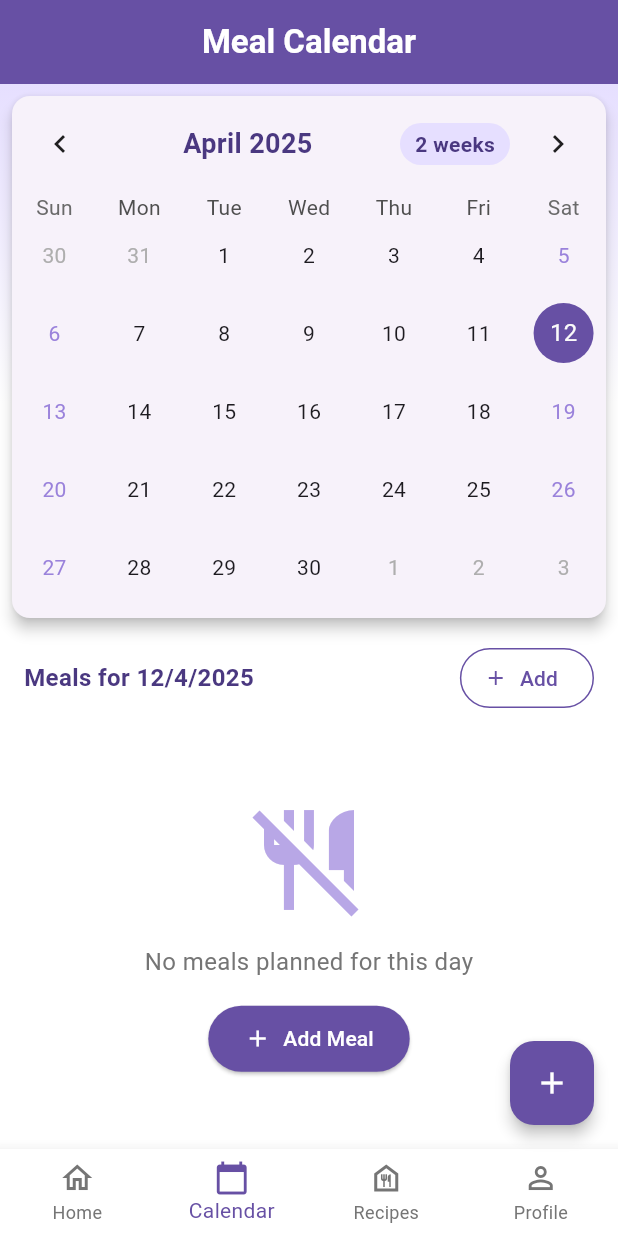
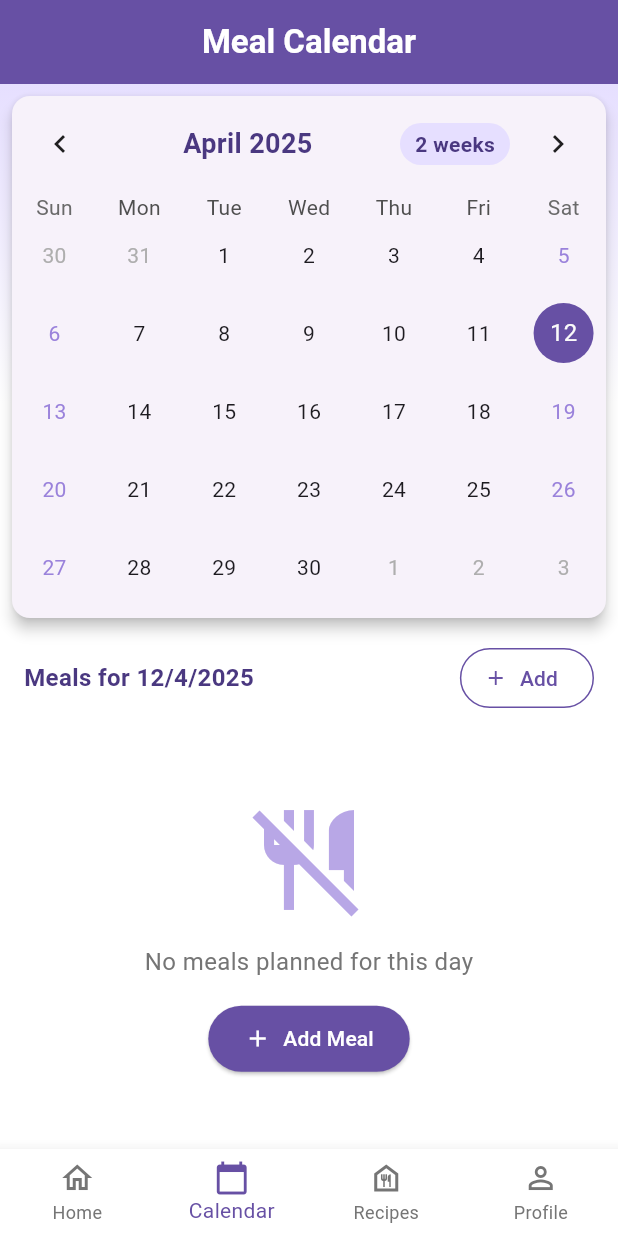
Before and after one commit to ainorjamal/meal_planner, a Flutter app: the screen it shows once a user with an empty profile is signed in, item 2 of the bottom bar chosen, on a phone screen of 412 x 824 dp. Run offline on Flutter 3.47's test engine with Material 3 defaults, Android fonts, the light colour scheme and no system bars; drawn by our look-alikes of table_calendar; our stand-ins replace cloud_firestore, firebase_auth, firebase_core, firebase_storage, fluttertoast, image_picker; accounts and stored records are empty.

Commit message:
fix: remove redundant add meals in calendar

```diff
--- a/lib/screens/calendar_screen.dart
+++ b/lib/screens/calendar_screen.dart
@@ -319,15 +319,6 @@ class _CalendarScreenState extends State<CalendarScreen> {
           ),
         ],
       ),
-      floatingActionButton: FloatingActionButton(
-        onPressed: () {
-          // Navigate to AddMealScreen with selected date
-          _navigateToAddMeal();
-        },
-        backgroundColor: AppColors.primaryPurple,
-        child: Icon(Icons.add, color: Colors.white),
-        elevation: 4,
-      ),
     );
   }
 
```
